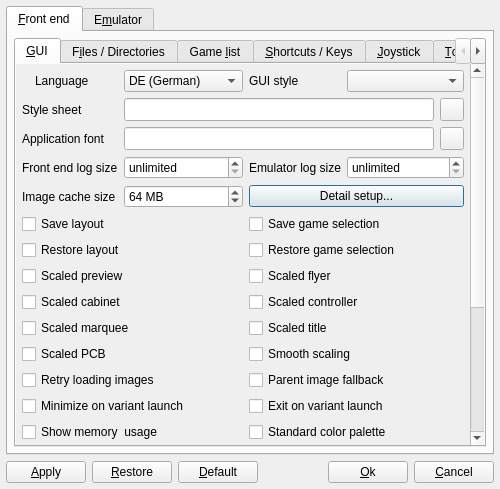
This is options.ui in qmc2/qmc2-mame-fe as Qt 5 draws it before an edit. The edited form follows.
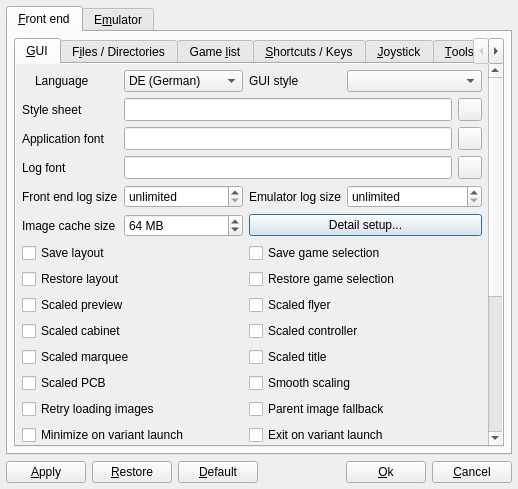
This is the edited form. The open tabs and pages were chosen to show the change. Icons and pictures are not drawn.

Commit message: new: added ability to specify a separate font for all log browsers

Diff of the .ui file:
```diff
--- a/options.ui
+++ b/options.ui
@@ -7,7 +7,7 @@
    <rect>
     <x>0</x>
     <y>0</y>
-    <width>500</width>
+    <width>518</width>
     <height>489</height>
    </rect>
   </property>
@@ -57,8 +57,8 @@
                <rect>
                 <x>0</x>
                 <y>0</y>
-                <width>456</width>
-                <height>553</height>
+                <width>458</width>
+                <height>584</height>
                </rect>
               </property>
               <layout class="QGridLayout" name="gridLayout_21">
@@ -134,7 +134,7 @@
                    </item>
                   </widget>
                  </item>
-                 <item row="5" column="0" colspan="3">
+                 <item row="6" column="0" colspan="3">
                   <widget class="QCheckBox" name="checkBoxSaveLayout">
                    <property name="toolTip">
                     <string>Save window layout at exit</string>
@@ -144,7 +144,7 @@
                    </property>
                   </widget>
                  </item>
-                 <item row="5" column="3" colspan="4">
+                 <item row="6" column="3" colspan="4">
                   <widget class="QCheckBox" name="checkBoxSaveGameSelection">
                    <property name="toolTip">
                     <string>Save game selection at exit and before reloading the gamelist</string>
@@ -154,7 +154,7 @@
                    </property>
                   </widget>
                  </item>
-                 <item row="6" column="0" colspan="3">
+                 <item row="7" column="0" colspan="3">
                   <widget class="QCheckBox" name="checkBoxRestoreLayout">
                    <property name="toolTip">
                     <string>Restore saved window layout at start</string>
@@ -164,7 +164,7 @@
                    </property>
                   </widget>
                  </item>
-                 <item row="6" column="3" colspan="4">
+                 <item row="7" column="3" colspan="4">
                   <widget class="QCheckBox" name="checkBoxRestoreGameSelection">
                    <property name="toolTip">
                     <string>Restore saved game selection at start and after reloading the gamelist</string>
@@ -174,7 +174,7 @@
                    </property>
                   </widget>
                  </item>
-                 <item row="7" column="0" colspan="3">
+                 <item row="8" column="0" colspan="3">
                   <widget class="QCheckBox" name="checkBoxScaledPreview">
                    <property name="toolTip">
                     <string>Scale image to fit frame size (otherwise use original size)</string>
@@ -184,7 +184,7 @@
                    </property>
                   </widget>
                  </item>
-                 <item row="8" column="0" colspan="3">
+                 <item row="9" column="0" colspan="3">
                   <widget class="QCheckBox" name="checkBoxScaledCabinet">
                    <property name="toolTip">
                     <string>Scale image to fit frame size (otherwise use original size)</string>
@@ -194,7 +194,7 @@
                    </property>
                   </widget>
                  </item>
-                 <item row="8" column="3" colspan="4">
+                 <item row="9" column="3" colspan="4">
                   <widget class="QCheckBox" name="checkBoxScaledController">
                    <property name="toolTip">
                     <string>Scale image to fit frame size (otherwise use original size)</string>
@@ -204,7 +204,7 @@
                    </property>
                   </widget>
                  </item>
-                 <item row="9" column="0" colspan="3">
+                 <item row="10" column="0" colspan="3">
                   <widget class="QCheckBox" name="checkBoxScaledMarquee">
                    <property name="toolTip">
                     <string>Scale image to fit frame size (otherwise use original size)</string>
@@ -214,7 +214,7 @@
                    </property>
                   </widget>
                  </item>
-                 <item row="14" column="0" colspan="3">
+                 <item row="15" column="0" colspan="3">
                   <widget class="QCheckBox" name="checkBoxStatusbar">
                    <property name="toolTip">
                     <string>Show status bar</string>
@@ -224,7 +224,7 @@
                    </property>
                   </widget>
                  </item>
-                 <item row="14" column="3" colspan="4">
+                 <item row="15" column="3" colspan="4">
                   <widget class="QCheckBox" name="checkBoxToolbar">
                    <property name="toolTip">
                     <string>Show tool bar</string>
@@ -234,7 +234,7 @@
                    </property>
                   </widget>
                  </item>
-                 <item row="15" column="0" colspan="3">
+                 <item row="16" column="0" colspan="3">
                   <widget class="QCheckBox" name="checkBoxShowMenuBar">
                    <property name="enabled">
                     <bool>true</bool>
@@ -247,7 +247,7 @@
                    </property>
                   </widget>
                  </item>
-                 <item row="15" column="3" colspan="4">
+                 <item row="16" column="3" colspan="4">
                   <widget class="QCheckBox" name="checkBoxProgressTexts">
                    <property name="toolTip">
                     <string>Show short description of current processing in progress bar</string>
@@ -257,7 +257,7 @@
                    </property>
                   </widget>
                  </item>
-                 <item row="16" column="0" colspan="3">
+                 <item row="17" column="0" colspan="3">
                   <widget class="QCheckBox" name="checkBoxKillEmulatorsOnExit">
                    <property name="toolTip">
                     <string>Kill emulators on exit?</string>
@@ -267,7 +267,7 @@
                    </property>
                   </widget>
                  </item>
-                 <item row="16" column="3" colspan="4">
+                 <item row="17" column="3" colspan="4">
                   <widget class="QCheckBox" name="checkBoxCheckSingleInstance">
                    <property name="toolTip">
                     <string>Check for other instances of this QMC2 variant on startup</string>
@@ -277,7 +277,7 @@
                    </property>
                   </widget>
                  </item>
-                 <item row="17" column="0" colspan="3">
+                 <item row="18" column="0" colspan="3">
                   <widget class="QCheckBox" name="checkBoxGameStatusIndicator">
                    <property name="toolTip">
                     <string>Show vertical game status indicator in game details</string>
@@ -287,7 +287,7 @@
                    </property>
                   </widget>
                  </item>
-                 <item row="17" column="3" colspan="4">
+                 <item row="18" column="3" colspan="4">
                   <widget class="QCheckBox" name="checkBoxGameStatusIndicatorOnlyWhenRequired">
                    <property name="enabled">
                     <bool>false</bool>
@@ -300,7 +300,7 @@
                    </property>
                   </widget>
                  </item>
-                 <item row="18" column="0" colspan="3">
+                 <item row="19" column="0" colspan="3">
                   <widget class="QCheckBox" name="checkBoxShowGameName">
                    <property name="toolTip">
                     <string>Show game's description at the bottom of any images</string>
@@ -310,7 +310,7 @@
                    </property>
                   </widget>
                  </item>
-                 <item row="18" column="3" colspan="4">
+                 <item row="19" column="3" colspan="4">
                   <widget class="QCheckBox" name="checkBoxShowGameNameOnlyWhenRequired">
                    <property name="enabled">
                     <bool>false</bool>
@@ -326,7 +326,7 @@
                    </property>
                   </widget>
                  </item>
-                 <item row="19" column="0" colspan="3">
+                 <item row="20" column="0" colspan="3">
                   <widget class="QCheckBox" name="checkBoxProcessEmuInfoDB">
                    <property name="toolTip">
                     <string>Load emulator information database (mameinfo.dat)</string>
@@ -340,7 +340,7 @@
                    </property>
                   </widget>
                  </item>
-                 <item row="19" column="3" colspan="4">
+                 <item row="20" column="3" colspan="4">
                   <widget class="QCheckBox" name="checkBoxCompressEmuInfoDB">
                    <property name="enabled">
                     <bool>false</bool>
@@ -357,7 +357,7 @@
                    </property>
                   </widget>
                  </item>
-                 <item row="20" column="0" colspan="3">
+                 <item row="21" column="0" colspan="3">
                   <widget class="QCheckBox" name="checkBoxProcessGameInfoDB">
                    <property name="toolTip">
                     <string>Load game information database (MAME history.dat)</string>
@@ -371,7 +371,7 @@
                    </property>
                   </widget>
                  </item>
-                 <item row="20" column="3" colspan="4">
+                 <item row="21" column="3" colspan="4">
                   <widget class="QCheckBox" name="checkBoxCompressGameInfoDB">
                    <property name="enabled">
                     <bool>false</bool>
@@ -388,7 +388,7 @@
                    </property>
                   </widget>
                  </item>
-                 <item row="22" column="0" colspan="3">
+                 <item row="23" column="0" colspan="3">
                   <layout class="QHBoxLayout" name="layout3">
                    <item>
                     <widget class="QLabel" name="labelLegend1Pic">
@@ -421,7 +421,7 @@
                    </item>
                   </layout>
                  </item>
-                 <item row="22" column="3" colspan="4">
+                 <item row="23" column="3" colspan="4">
                   <layout class="QHBoxLayout" name="layout2">
                    <item>
                     <widget class="QLabel" name="labelLegend2Pic">
@@ -454,7 +454,7 @@
                    </item>
                   </layout>
                  </item>
-                 <item row="9" column="3" colspan="4">
+                 <item row="10" column="3" colspan="4">
                   <widget class="QCheckBox" name="checkBoxScaledTitle">
                    <property name="toolTip">
                     <string>Scale image to fit frame size (otherwise use original size)</string>
@@ -464,7 +464,7 @@
                    </property>
                   </widget>
                  </item>
-                 <item row="7" column="3" colspan="4">
+                 <item row="8" column="3" colspan="4">
                   <widget class="QCheckBox" name="checkBoxScaledFlyer">
                    <property name="toolTip">
                     <string>Scale image to fit frame size (otherwise use original size)</string>
@@ -507,7 +507,7 @@
                    </property>
                   </widget>
                  </item>
-                 <item row="21" column="0" colspan="7">
+                 <item row="22" column="0" colspan="7">
                   <spacer name="spacer4">
                    <property name="orientation">
                     <enum>Qt::Vertical</enum>
@@ -520,7 +520,7 @@
                    </property>
                   </spacer>
                  </item>
-                 <item row="10" column="0" colspan="3">
+                 <item row="11" column="0" colspan="3">
                   <widget class="QCheckBox" name="checkBoxScaledPCB">
                    <property name="toolTip">
                     <string>Scale image to fit frame size (otherwise use original size)</string>
@@ -530,14 +530,14 @@
                    </property>
                   </widget>
                  </item>
-                 <item row="3" column="3">
+                 <item row="4" column="3">
                   <widget class="QLabel" name="labelEmulatorLogSize">
                    <property name="text">
                     <string>Emulator log size</string>
                    </property>
                   </widget>
                  </item>
-                 <item row="3" column="4" colspan="3">
+                 <item row="4" column="4" colspan="3">
                   <widget class="QSpinBox" name="spinBoxEmulatorLogSize">
                    <property name="sizePolicy">
                     <sizepolicy hsizetype="Minimum" vsizetype="Fixed">
@@ -565,14 +565,14 @@
                    </property>
                   </widget>
                  </item>
-                 <item row="3" column="0">
+                 <item row="4" column="0">
                   <widget class="QLabel" name="labelFrontendLogSize">
                    <property name="text">
                     <string>Front end log size</string>
                    </property>
                   </widget>
                  </item>
-                 <item row="3" column="1" colspan="2">
+                 <item row="4" column="1" colspan="2">
                   <widget class="QSpinBox" name="spinBoxFrontendLogSize">
                    <property name="sizePolicy">
                     <sizepolicy hsizetype="Minimum" vsizetype="Fixed">
@@ -664,7 +664,7 @@
                    </property>
                   </widget>
                  </item>
-                 <item row="10" column="3" colspan="4">
+                 <item row="11" column="3" colspan="4">
                   <widget class="QCheckBox" name="checkBoxSmoothScaling">
                    <property name="toolTip">
                     <string>Smooth image scaling (nicer, but slower)</string>
@@ -674,7 +674,7 @@
                    </property>
                   </widget>
                  </item>
-                 <item row="11" column="0" colspan="3">
+                 <item row="12" column="0" colspan="3">
                   <widget class="QCheckBox" name="checkBoxRetryLoadingImages">
                    <property name="toolTip">
                     <string>Retry loading images which weren't found before?</string>
@@ -684,7 +684,7 @@
                    </property>
                   </widget>
                  </item>
-                 <item row="11" column="3" colspan="4">
+                 <item row="12" column="3" colspan="4">
                   <widget class="QCheckBox" name="checkBoxParentImageFallback">
                    <property name="toolTip">
                     <string>Fall back to the parent's image if an indivual image is missing but there's one for the parent</string>
@@ -694,7 +694,7 @@
                    </property>
                   </widget>
                  </item>
-                 <item row="12" column="0" colspan="3">
+                 <item row="13" column="0" colspan="3">
                   <widget class="QCheckBox" name="checkBoxMinimizeOnVariantLaunch">
                    <property name="toolTip">
                     <string>Minimize application windows when launching another variant</string>
@@ -704,14 +704,14 @@
                    </property>
                   </widget>
                  </item>
-                 <item row="4" column="0">
+                 <item row="5" column="0">
                   <widget class="QLabel" name="labelPixmapCacheSize">
                    <property name="text">
                     <string>Image cache size</string>
                    </property>
                   </widget>
                  </item>
-                 <item row="4" column="1" colspan="2">
+                 <item row="5" column="1" colspan="2">
                   <widget class="QSpinBox" name="spinBoxPixmapCacheSize">
                    <property name="sizePolicy">
                     <sizepolicy hsizetype="Minimum" vsizetype="Fixed">
@@ -736,7 +736,7 @@
                    </property>
                   </widget>
                  </item>
-                 <item row="4" column="3" colspan="4">
+                 <item row="5" column="3" colspan="4">
                   <widget class="QPushButton" name="pushButtonDetailSetup">
                    <property name="toolTip">
                     <string>Open the detail setup dialog</string>
@@ -746,7 +746,7 @@
                    </property>
                   </widget>
                  </item>
-                 <item row="13" column="0" colspan="3">
+                 <item row="14" column="0" colspan="3">
                   <widget class="QCheckBox" name="checkBoxMemoryIndicator">
                    <property name="toolTip">
                     <string>Show indicator for current memory usage</string>
@@ -756,7 +756,7 @@
                    </property>
                   </widget>
                  </item>
-                 <item row="13" column="3" colspan="4">
+                 <item row="14" column="3" colspan="4">
                   <widget class="QCheckBox" name="checkBoxStandardColorPalette">
                    <property name="toolTip">
                     <string>Use standard or custom color palette?</string>
@@ -766,7 +766,7 @@
                    </property>
                   </widget>
                  </item>
-                 <item row="12" column="3" colspan="4">
+                 <item row="13" column="3" colspan="4">
                   <widget class="QCheckBox" name="checkBoxExitOnVariantLaunch">
                    <property name="toolTip">
                     <string>Exit this QMC2 variant when launching another?</string>
@@ -776,6 +776,46 @@
                    </property>
                   </widget>
                  </item>
+                 <item row="3" column="0">
+                  <widget class="QLabel" name="labelLogFont">
+                   <property name="text">
+                    <string>Log font</string>
+                   </property>
+                  </widget>
+                 </item>
+                 <item row="3" column="1" colspan="5">
+                  <widget class="QLineEdit" name="lineEditLogFont">
+                   <property name="sizePolicy">
+                    <sizepolicy hsizetype="Minimum" vsizetype="Minimum">
+                     <horstretch>0</horstretch>
+                     <verstretch>0</verstretch>
+                    </sizepolicy>
+                   </property>
+                   <property name="toolTip">
+                    <string>Font used in logs (= application font if empty)</string>
+                   </property>
+                   <property name="readOnly">
+                    <bool>true</bool>
+                   </property>
+                  </widget>
+                 </item>
+                 <item row="3" column="6">
+                  <widget class="QToolButton" name="toolButtonBrowseLogFont">
+                   <property name="sizePolicy">
+                    <sizepolicy hsizetype="Fixed" vsizetype="Minimum">
+                     <horstretch>0</horstretch>
+                     <verstretch>0</verstretch>
+                    </sizepolicy>
+                   </property>
+                   <property name="toolTip">
+                    <string>Browse font used in logs</string>
+                   </property>
+                   <property name="icon">
+                    <iconset resource="qmc2.qrc">
+                     <normaloff>:/data/img/fonts.png</normaloff>:/data/img/fonts.png</iconset>
+                   </property>
+                  </widget>
+                 </item>
                 </layout>
                </item>
               </layout>
@@ -3639,8 +3679,8 @@
                <rect>
                 <x>0</x>
                 <y>0</y>
-                <width>456</width>
-                <height>364</height>
+                <width>137</width>
+                <height>231</height>
                </rect>
               </property>
               <layout class="QGridLayout" name="gridLayout_22">
```
Left out of the diff: 2 changed lines with no effect on the pictures. The commit also changes 13 other files.
